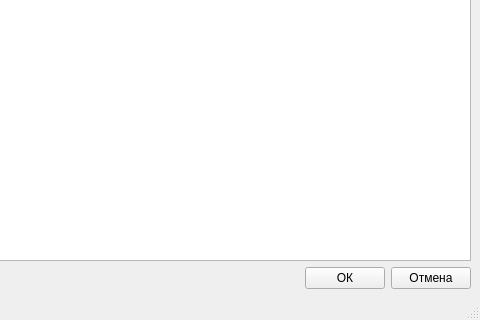
First picture: the form in SceneRedactorForm.ui, repository DenisBabarykin/InteriorRedactor, before the edit; both pictures show x 344 to 824 and y 352 to 672 of the 824 by 672 pixel window.
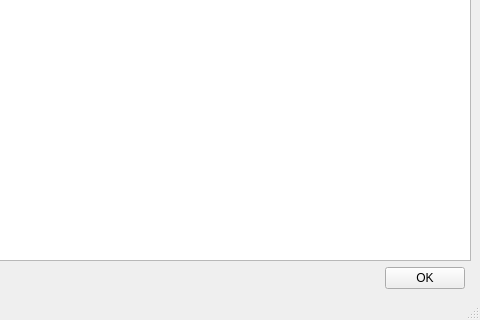
Second picture: the form after the edit.

Commit message: Из формы редактора убрана кнопка отмены.

```diff
--- a/SceneRedactorForm.ui
+++ b/SceneRedactorForm.ui
@@ -238,20 +238,7 @@
        </sizepolicy>
       </property>
       <property name="text">
-       <string>ОК</string>
-      </property>
-     </widget>
-    </item>
-    <item row="3" column="3">
-     <widget class="QPushButton" name="btnCancel">
-      <property name="sizePolicy">
-       <sizepolicy hsizetype="Fixed" vsizetype="Fixed">
-        <horstretch>0</horstretch>
-        <verstretch>0</verstretch>
-       </sizepolicy>
-      </property>
-      <property name="text">
-       <string>Отмена</string>
+       <string>OK</string>
       </property>
      </widget>
     </item>
```
The commit also changes 1 other file.
